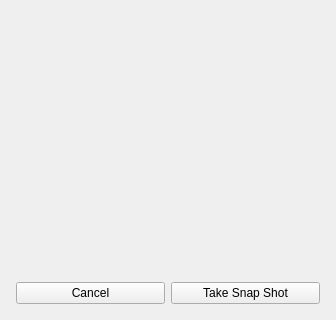
Old version of the form GoTvApps/GoTvCommon/Forms/AppletSnapshot.ui in the repository brettrjones-github/nolimitconnect; both pictures show x 0 to 336 and y 232 to 552 of the 336 by 552 pixel window.
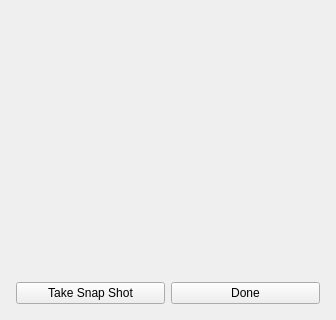
New version of the form. Custom widgets are drawn as their Qt base class.

```diff
--- a/GoTvApps/GoTvCommon/Forms/AppletSnapshot.ui
+++ b/GoTvApps/GoTvCommon/Forms/AppletSnapshot.ui
@@ -141,16 +141,16 @@
       <number>5</number>
      </property>
      <item>
-      <widget class="QPushButton" name="cancelButton">
+      <widget class="QPushButton" name="snapshotButton">
        <property name="text">
-        <string>Cancel</string>
+        <string>Take Snap Shot</string>
        </property>
       </widget>
      </item>
      <item>
-      <widget class="QPushButton" name="snapshotButton">
+      <widget class="QPushButton" name="m_DoneButton">
        <property name="text">
-        <string>Take Snap Shot</string>
+        <string>Done</string>
        </property>
       </widget>
      </item>
```
